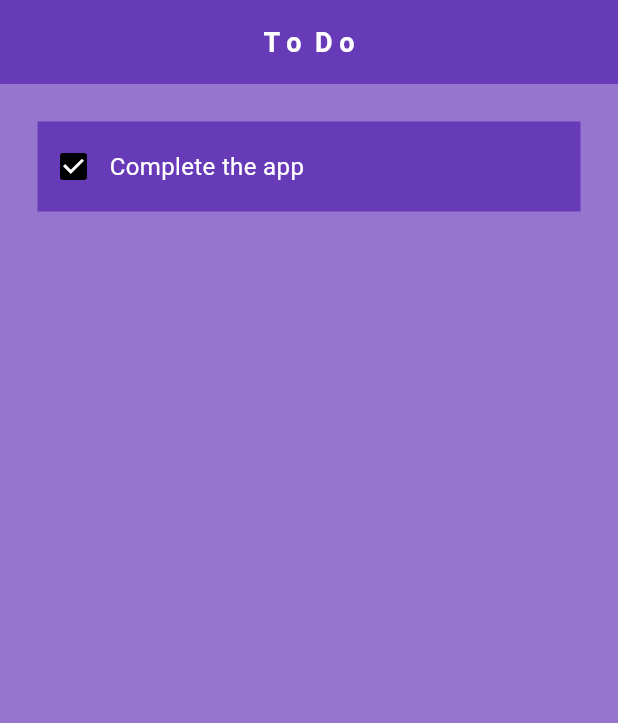
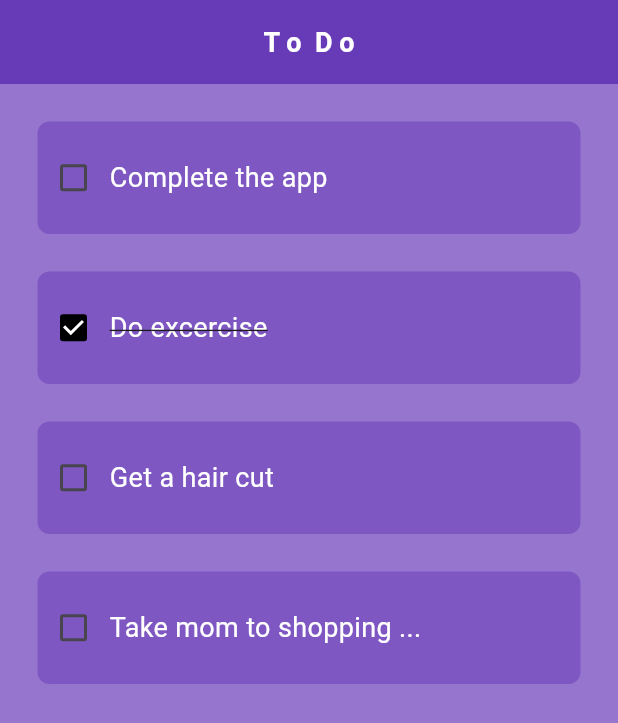
Before and after one commit to RJV-YF/ToDo, a Flutter app: the screen it shows after launch, on a phone screen of 412 x 824 dp. Shown: the top 723 px of the screen. Run offline on Flutter 3.47's test engine with Material 3 defaults, Android fonts, the phone set to English and light mode, and no system bars.

Commit message:
Now able to create todos dynamically and created a method to control the check box value

```diff
--- a/lib/components/todo_tile.dart
+++ b/lib/components/todo_tile.dart
@@ -17,10 +17,11 @@ class ToDoTile extends StatelessWidget {
     return Padding(
       padding: const EdgeInsets.only(top: 25.0, left: 25.0, right: 25.0),
       child: Container(
-        height: 60,
+        height: 75,
         width: double.infinity,
         decoration: BoxDecoration(
-          color: Colors.deepPurple.shade500,
+          borderRadius: BorderRadius.circular(8),
+          color: Colors.deepPurple.shade400,
         ),
         child: Row(
           children: [
@@ -30,10 +31,15 @@ class ToDoTile extends StatelessWidget {
               activeColor: Colors.black,
             ),
             Text(
-              todoItem,
-              style: const TextStyle(
+              todoItem.length > 20
+                  ? '${todoItem.substring(0, 20)} ...'
+                  : todoItem,
+              style: TextStyle(
                 color: Colors.white,
-                fontSize: 16,
+                fontSize: 18,
+                decoration: isCompleted
+                    ? TextDecoration.lineThrough
+                    : TextDecoration.none,
               ),
             ),
           ],
--- a/lib/pages/home_page.dart
+++ b/lib/pages/home_page.dart
@@ -10,6 +10,20 @@ class Home extends StatefulWidget {
 }
 
 class _HomeState extends State<Home> {
+  // list to hold todos
+  List todoList = [
+    ["Complete the app", false],
+    ["Do excercise", true],
+    ["Get a hair cut", false],
+    ["Take mom to shopping and then take sister to tuition", false],
+  ];
+  // check box tapped
+  void onTapped(bool? value, int index) {
+    setState(() {
+      todoList[index][1] = !todoList[index][1];
+    });
+  }
+
   @override
   Widget build(BuildContext context) {
     return Scaffold(
@@ -26,10 +40,13 @@ class _HomeState extends State<Home> {
         ),
         centerTitle: true,
       ),
-      body: ToDoTile(
-        todoItem: 'Complete the app',
-        isCompleted: true,
-        onChanged: (p0) => '',
+      body: ListView.builder(
+        itemCount: todoList.length,
+        itemBuilder: (context, index) => ToDoTile(
+          todoItem: todoList[index][0],
+          isCompleted: todoList[index][1],
+          onChanged: (value) => onTapped(value, index),
+        ),
       ),
     );
   }
```
